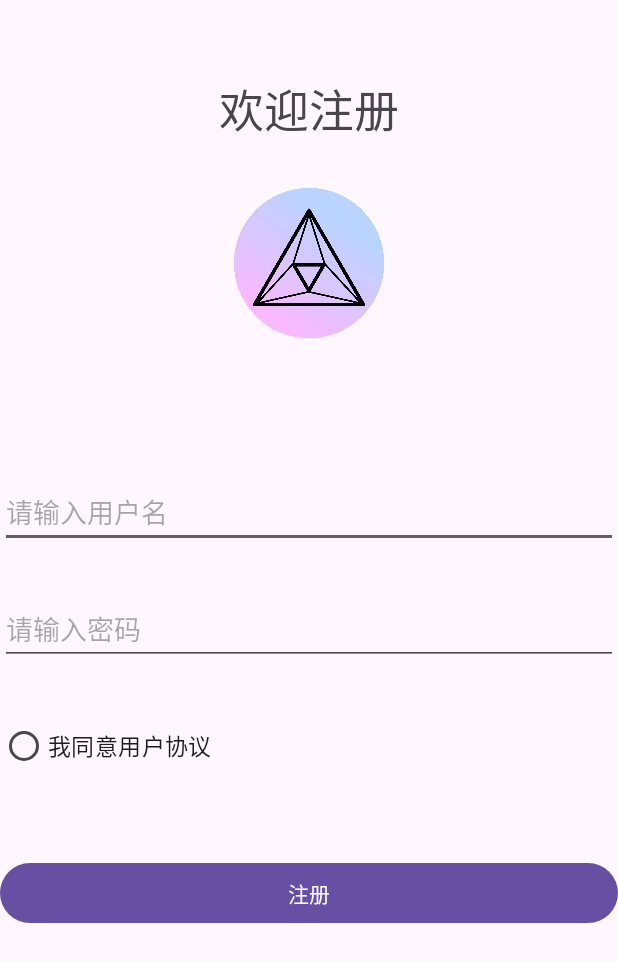
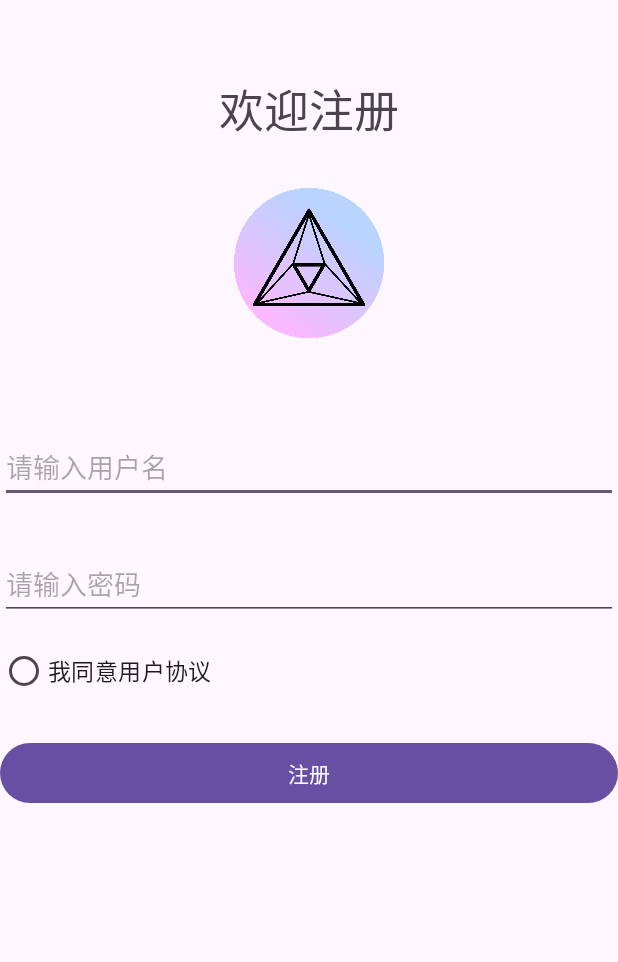
Before and after one commit to Guan612/myphoto, an Android app: the layout zuche.xml on its own in the app's theme, with its tools: preview values and no code run, on a phone screen of 412 x 824 dp. Shown: the top 962 px of the screen. Run offline under Robolectric (Android 15) with nearby library versions, the phone set to English and light mode, and no system bars.

Commit message:
修改了注册页面

```diff
--- a/app/src/main/res/layout/zuche.xml
+++ b/app/src/main/res/layout/zuche.xml
@@ -25,7 +25,7 @@
         android:layout_height="wrap_content"
         android:hint="请输入用户名"
         android:textColor="@android:color/darker_gray"
-        android:layout_marginTop="60dp"
+        android:layout_marginTop="30dp"
         android:inputType="text"/>
 
     <EditText
@@ -43,11 +43,12 @@
         android:layout_height="wrap_content"
         android:text="我同意用户协议"
         android:textSize="15dp"
-        android:layout_marginTop="30dp"/>
+        android:layout_marginTop="10dp"/>
 
     <Button
+        android:id="@+id/register"
         android:layout_width="match_parent"
         android:layout_height="wrap_content"
         android:text="注册"
-        android:layout_marginTop="50dp"/>
+        android:layout_marginTop="20dp"/>
 </LinearLayout>
```
